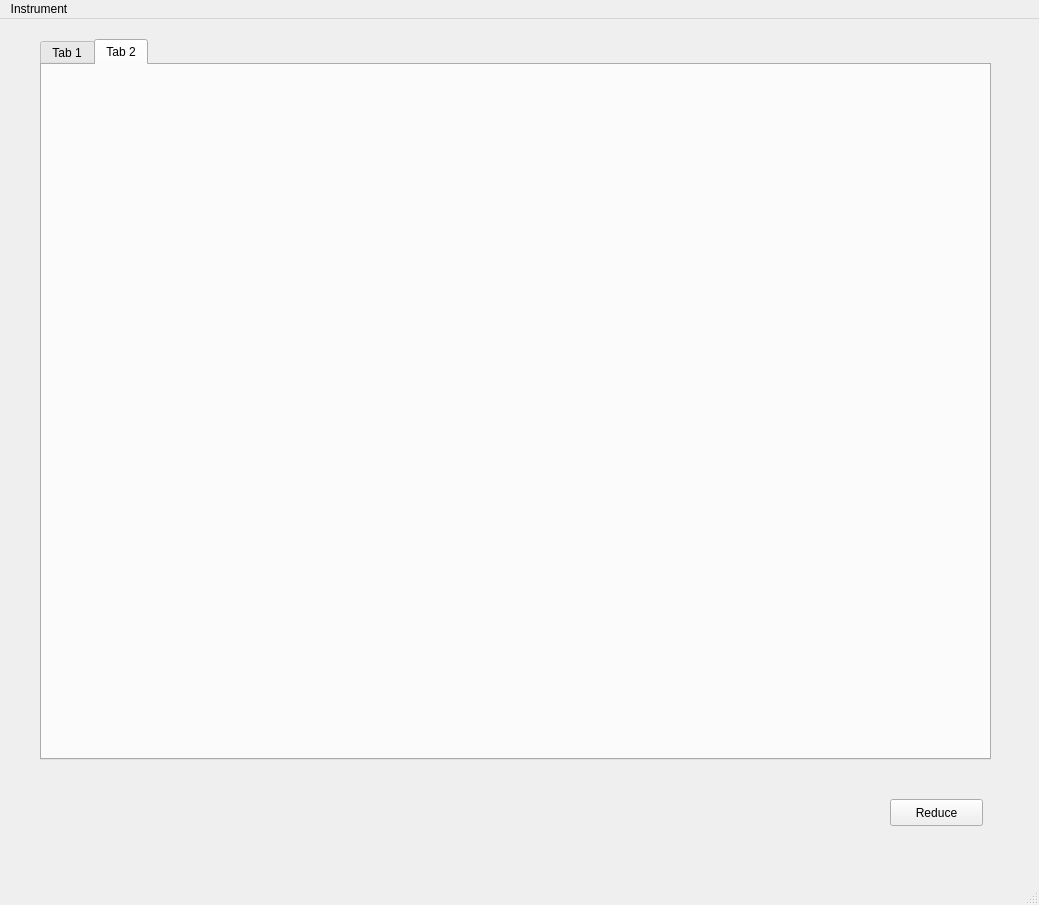
Old version of the form Code/Mantid/PythonAPI/scripts/Interface/ui/reduction_main.ui in the repository mantidproject/mantid.
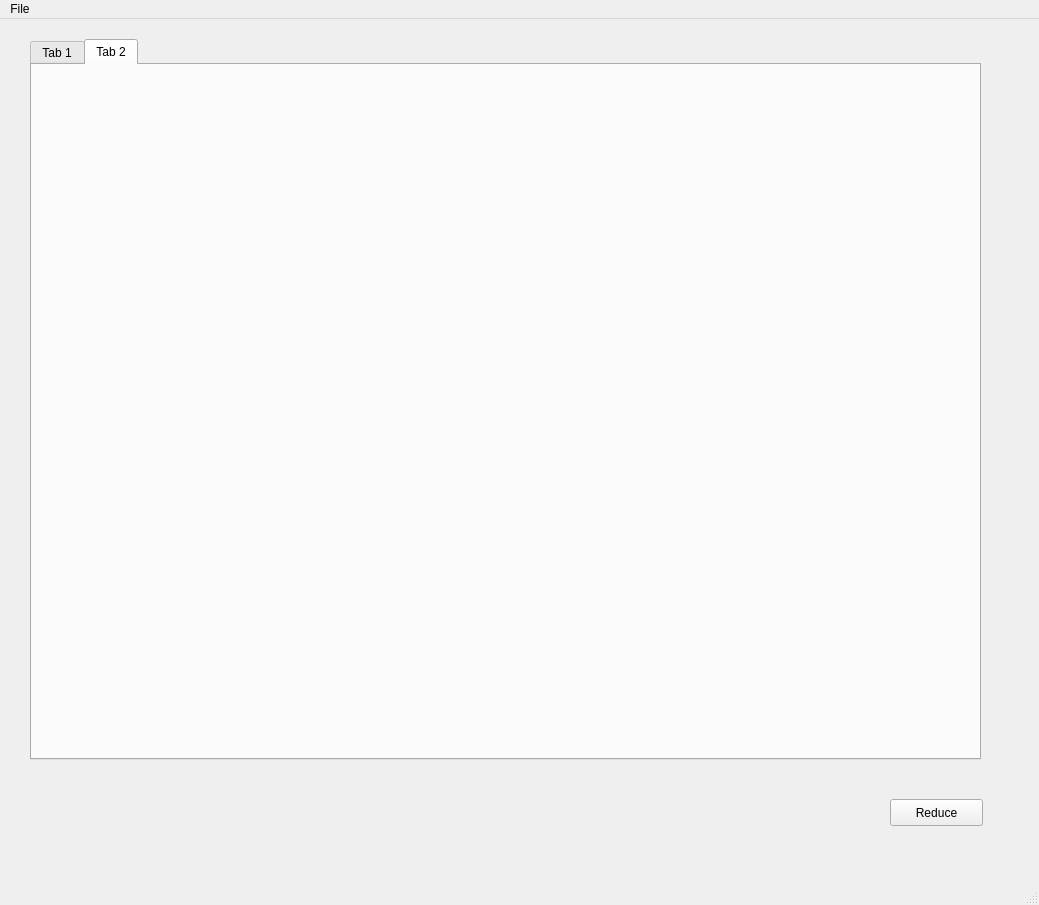
New version of the form.

Commit message: Added file chooser for reduction settings file. Re #1650

```diff
--- a/Code/Mantid/PythonAPI/scripts/Interface/ui/reduction_main.ui
+++ b/Code/Mantid/PythonAPI/scripts/Interface/ui/reduction_main.ui
@@ -32,7 +32,7 @@
    <widget class="QTabWidget" name="tabWidget">
     <property name="geometry">
      <rect>
-      <x>40</x>
+      <x>30</x>
       <y>20</y>
       <width>951</width>
       <height>721</height>
@@ -75,12 +75,12 @@
      <height>23</height>
     </rect>
    </property>
-   <widget class="QMenu" name="menuInstrument">
+   <widget class="QMenu" name="file_menu">
     <property name="title">
-     <string>Instrument</string>
+     <string>File</string>
     </property>
    </widget>
-   <addaction name="menuInstrument"/>
+   <addaction name="file_menu"/>
   </widget>
   <widget class="QStatusBar" name="statusbar"/>
  </widget>
```
Left out of the diff: 47 changed lines with no effect on the pictures. The commit also changes 4 other files.
